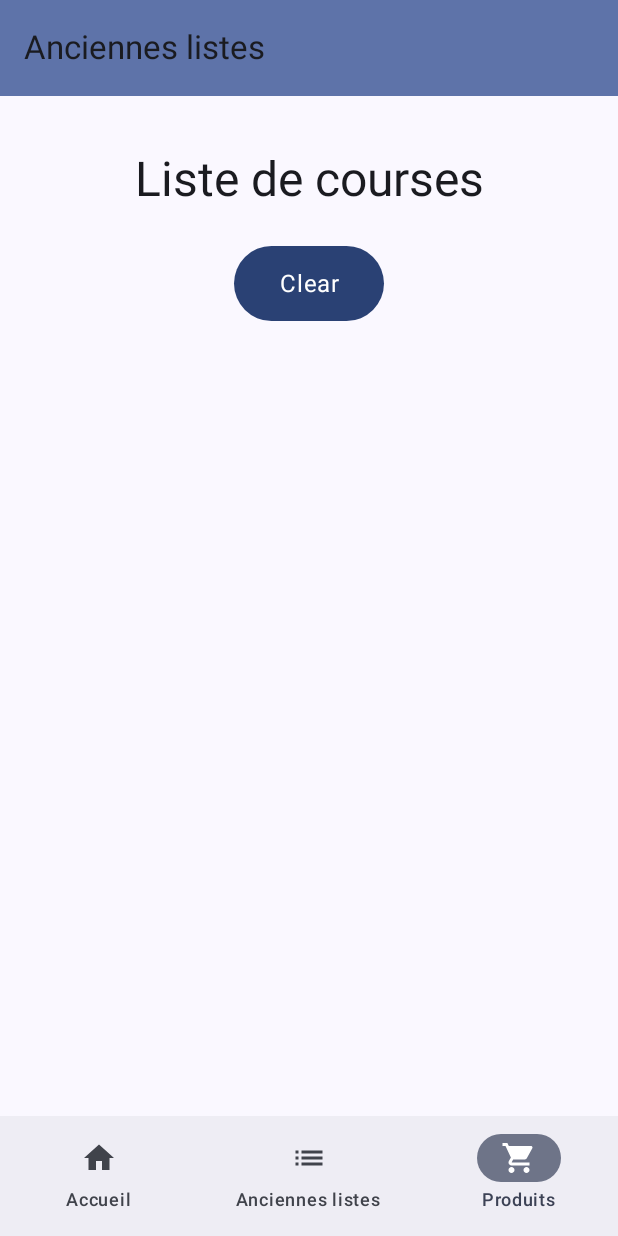
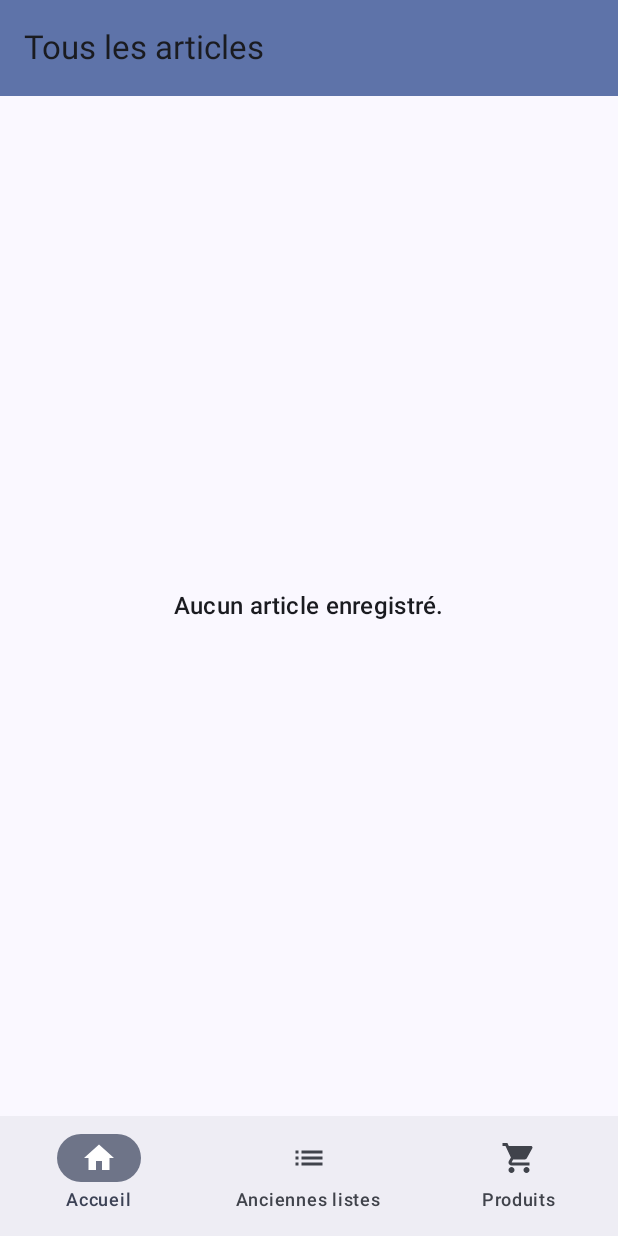
Before and after one commit to IDalb/ChaDal, an Android app built with Jetpack Compose: the screen it shows after launch (MainActivity), item 3 of the bottom bar chosen, on a phone screen of 412 x 824 dp. Run offline under Robolectric (Android 15) with nearby library versions, the phone set to English and light mode, and no system bars; our stand-ins replace Room's generated code.

Commit message:
ajout de la page de produit

```diff
--- a/app/src/main/java/ca/uqac/etu/jcid/chadal/ChadalScreen.kt
+++ b/app/src/main/java/ca/uqac/etu/jcid/chadal/ChadalScreen.kt
@@ -38,6 +38,7 @@ import kotlinx.coroutines.launch
 import kotlinx.coroutines.withContext
 import androidx.compose.runtime.rememberCoroutineScope
 import ca.uqac.etu.jcid.chadal.data.ShoppingListEntity
+import ca.uqac.etu.jcid.chadal.ui.screens.AllArticleScreen
 import ca.uqac.etu.jcid.chadal.ui.screens.ArticleCompositionScreen
 import java.text.SimpleDateFormat
 import java.util.Date
@@ -50,7 +51,8 @@ enum class ChadalScreens {
     AddItem,
     ListSummary,
     OldList,
-    ArticleComposition
+    ArticleComposition,
+    AllArticle
 }
 @Composable
 fun ChadalApp(
@@ -210,6 +212,13 @@ fun ChadalApp(
                     }
                 )
             }
+            composable(route = ChadalScreens.AllArticle.name) {
+                AllArticleScreen(
+                    navController = navController,
+                    articleDao = articleDao
+                )
+            }
+
 
             composable("ArticleCompositionScreen/{shoppingListId}") { backStackEntry ->
                 val shoppingListId = backStackEntry.arguments?.getString("shoppingListId")?.toInt() ?: 0
--- a/app/src/main/java/ca/uqac/etu/jcid/chadal/data/ArticleDao.kt
+++ b/app/src/main/java/ca/uqac/etu/jcid/chadal/data/ArticleDao.kt
@@ -17,4 +17,6 @@ interface ArticleDao {
 
     @Delete
     fun deleteArticle(article: Article)
+    @Query("SELECT * FROM article_table")
+    fun getAllArticles(): Flow<List<Article>>
 }
--- /dev/null
+++ b/app/src/main/java/ca/uqac/etu/jcid/chadal/ui/screens/AllArticleScreen.kt
@@ -0,0 +1,116 @@
+package ca.uqac.etu.jcid.chadal.ui.screens
+
+import android.annotation.SuppressLint
+import androidx.compose.foundation.ExperimentalFoundationApi
+import androidx.compose.foundation.Image
+import androidx.compose.foundation.combinedClickable
+import androidx.compose.foundation.layout.Arrangement
+import androidx.compose.foundation.layout.Box
+import androidx.compose.foundation.layout.Column
+import androidx.compose.foundation.layout.PaddingValues
+import androidx.compose.foundation.layout.Row
+import androidx.compose.foundation.layout.aspectRatio
+import androidx.compose.foundation.layout.fillMaxSize
+import androidx.compose.foundation.layout.fillMaxWidth
+import androidx.compose.foundation.layout.height
+import androidx.compose.foundation.layout.padding
+import androidx.compose.foundation.lazy.grid.GridCells
+import androidx.compose.foundation.lazy.grid.LazyVerticalGrid
+import androidx.compose.foundation.lazy.grid.items
+import androidx.compose.material.icons.Icons
+import androidx.compose.material.icons.filled.Add
+import androidx.compose.material.icons.filled.Done
+import androidx.compose.material3.BottomAppBar
+import androidx.compose.material3.CardDefaults
+import androidx.compose.material3.DropdownMenu
+import androidx.compose.material3.DropdownMenuItem
+import androidx.compose.material3.ExperimentalMaterial3Api
+import androidx.compose.material3.ExtendedFloatingActionButton
+import androidx.compose.material3.Icon
+import androidx.compose.material3.LinearProgressIndicator
+import androidx.compose.material3.MaterialTheme
+import androidx.compose.material3.OutlinedButton
+import androidx.compose.material3.OutlinedCard
+import androidx.compose.material3.Scaffold
+import androidx.compose.material3.Text
+import androidx.compose.material3.TopAppBar
+import androidx.compose.material3.TopAppBarDefaults
+import androidx.compose.runtime.Composable
+import androidx.compose.runtime.collectAsState
+import androidx.compose.runtime.getValue
+import androidx.compose.runtime.mutableStateOf
+import androidx.compose.runtime.remember
+import androidx.compose.runtime.setValue
+import androidx.compose.ui.Alignment
+import androidx.compose.ui.Modifier
+import androidx.compose.ui.draw.clipToBounds
+import androidx.compose.ui.hapticfeedback.HapticFeedbackType
+import androidx.compose.ui.layout.ContentScale
+import androidx.compose.ui.platform.LocalHapticFeedback
+import androidx.compose.ui.res.painterResource
+import androidx.compose.ui.res.stringResource
+import androidx.compose.ui.unit.dp
+import androidx.navigation.NavController
+import ca.uqac.etu.jcid.chadal.R
+import ca.uqac.etu.jcid.chadal.data.Article
+import ca.uqac.etu.jcid.chadal.data.ArticleDao
+import ca.uqac.etu.jcid.chadal.data.ShoppingListUiState
+import coil.compose.rememberAsyncImagePainter
+
+@OptIn(ExperimentalMaterial3Api::class, ExperimentalFoundationApi::class)
+@Composable
+fun AllArticleScreen(
+    navController: NavController,
+    articleDao: ArticleDao,
+    modifier: Modifier = Modifier
+) {
+    // Récupérer tous les articles de la base de données
+    val allArticles by articleDao.getAllArticles().collectAsState(initial = emptyList())
+
+    Scaffold(
+        topBar = {
+            TopAppBar(
+                title = { Text("Tous les articles") },
+                colors = TopAppBarDefaults.mediumTopAppBarColors(
+                    containerColor = MaterialTheme.colorScheme.primaryContainer
+                ),
+                modifier = Modifier
+            )
+        },
+        bottomBar = { BottomNavigationBar(navController = navController) } // Navbar incluse
+    ) { paddingValues ->
+        if (allArticles.isEmpty()) {
+            Box(
+                modifier = Modifier
+                    .fillMaxSize()
+                    .padding(paddingValues),
+                contentAlignment = Alignment.Center
+            ) {
+                Text(
+                    text = "Aucun article enregistré.",
+                    style = MaterialTheme.typography.titleMedium
+                )
+            }
+        } else {
+            LazyVerticalGrid(
+                modifier = modifier
+                    .padding(paddingValues)
+                    .clipToBounds(),
+                columns = GridCells.Fixed(2),
+                contentPadding = PaddingValues(16.dp),
+                verticalArrangement = Arrangement.spacedBy(8.dp),
+                horizontalArrangement = Arrangement.spacedBy(8.dp)
+            ) {
+                items(allArticles) { article ->
+                    ArticleCard(
+                        article = article,
+                        modifier = modifier.animateItemPlacement(),
+                        onRemoveItemButtonClicked = {
+                            // Ajoutez ici la logique de suppression si nécessaire
+                        }
+                    )
+                }
+            }
+        }
+    }
+}
--- a/app/src/main/java/ca/uqac/etu/jcid/chadal/ui/screens/HomeScreen.kt
+++ b/app/src/main/java/ca/uqac/etu/jcid/chadal/ui/screens/HomeScreen.kt
@@ -185,7 +185,9 @@ fun BottomNavigationBar(navController: NavController) {
         )
         NavigationBarItem(
             selected = selectedTabIndex == 2,
-            onClick = { selectedTabIndex = 2 },
+            onClick = {
+                selectedTabIndex = 2
+                navController.navigate(ChadalScreens.AllArticle.name) },
             icon = { Icon(Icons.Filled.ShoppingCart, contentDescription = "Saved products") },
             label = { Text("Produits") }
         )
--- a/app/src/main/res/values/strings.xml
+++ b/app/src/main/res/values/strings.xml
@@ -9,7 +9,9 @@
     <string name="title_list_old">Dernière liste de course</string>
     <string name="title_list_new">Nouvelle liste de course</string>
     <string name="title_list_summary">Finalisation de la liste de courses</string>
+    <string name="title_all_article">Liste des produits</string>
     <string name="title_scan">Scan du code-barres</string>
+    <string name="no_article">Pas d\'articles</string>
 
     <string name="start">Commencer</string>
     <string name="add_article">Ajouter un article</string>
@@ -63,4 +65,5 @@
     <string name="category_candy">Friandises, grignotines</string>
     <string name="category_drinks_tax">Boissons chaudes ou gazeuses</string>
     <string name="category_alcohol">Boisson alcoolisée</string>
+
 </resources>
```
